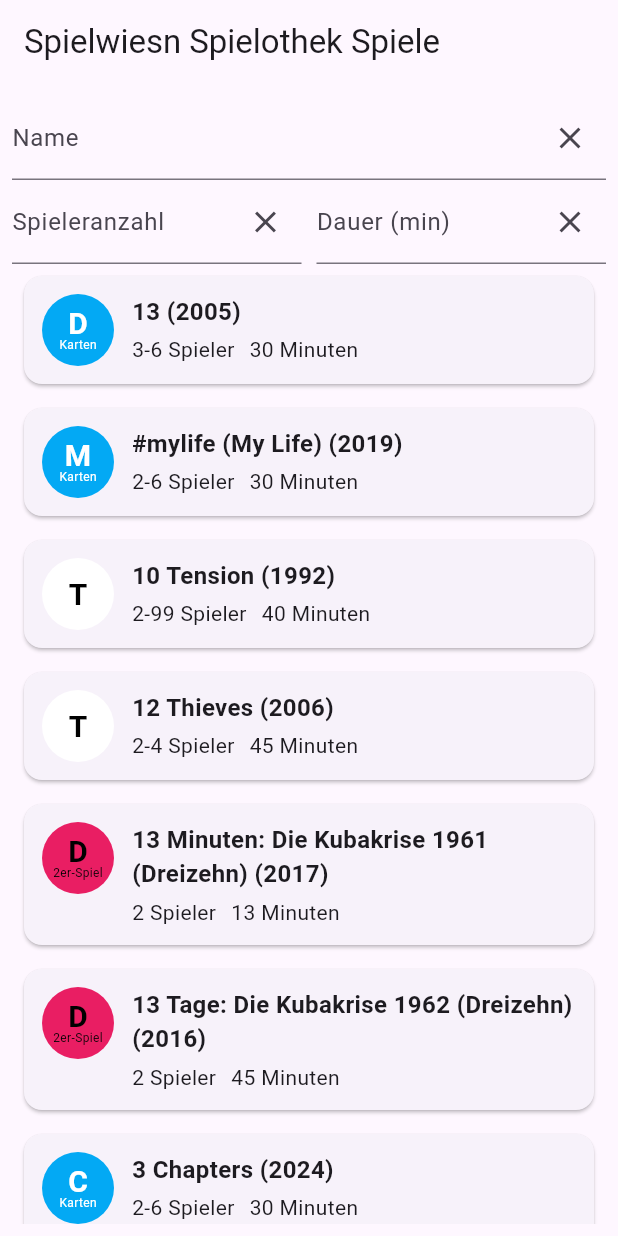
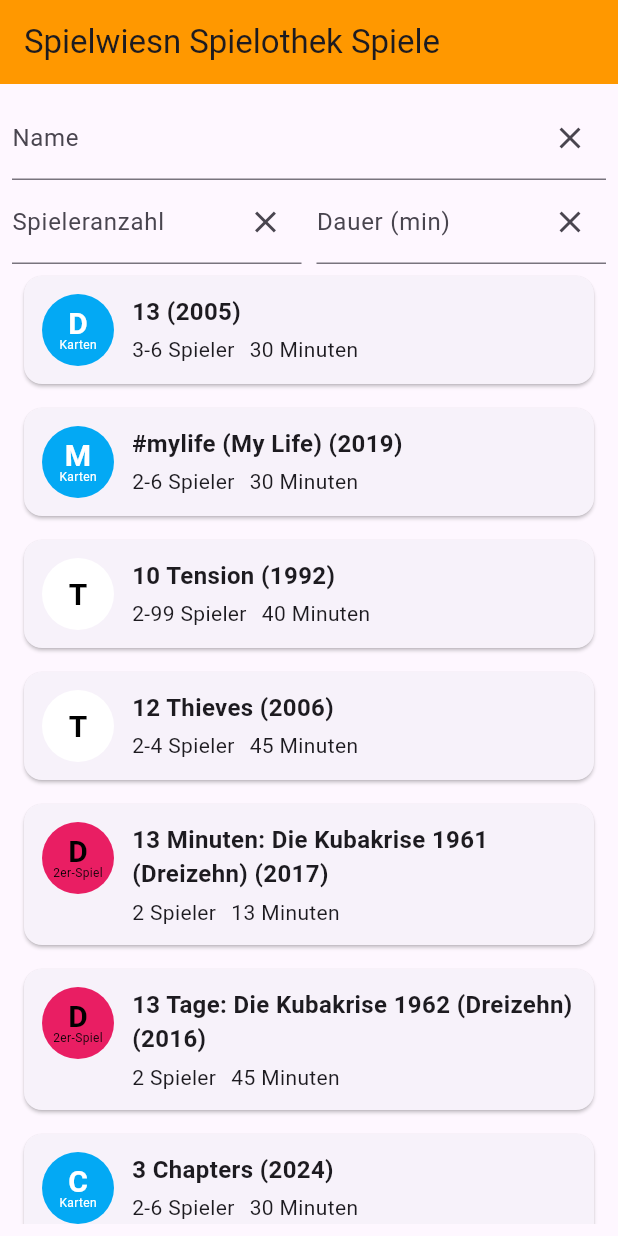
Before and after one commit to KiraResari/spielwiesn_spielothek, a Flutter app: the screen it shows after launch, on a phone screen of 412 x 824 dp. Run offline on Flutter 3.47's test engine with Material 3 defaults, Android fonts, the phone set to English and light mode, and no system bars.

Commit message:
Made header bar orange

```diff
--- a/lib/game_list_view/game_list_view.dart
+++ b/lib/game_list_view/game_list_view.dart
@@ -22,7 +22,10 @@ class GameFilterView extends StatelessWidget {
   @override
   Widget build(BuildContext context) {
     return Scaffold(
-      appBar: AppBar(title: const Text('Spielwiesn Spielothek Spiele')),
+      appBar: AppBar(
+        title: const Text('Spielwiesn Spielothek Spiele'),
+        backgroundColor: Colors.orange,
+      ),
       body: Padding(
         padding: const EdgeInsets.all(8.0),
         child: Column(
```
